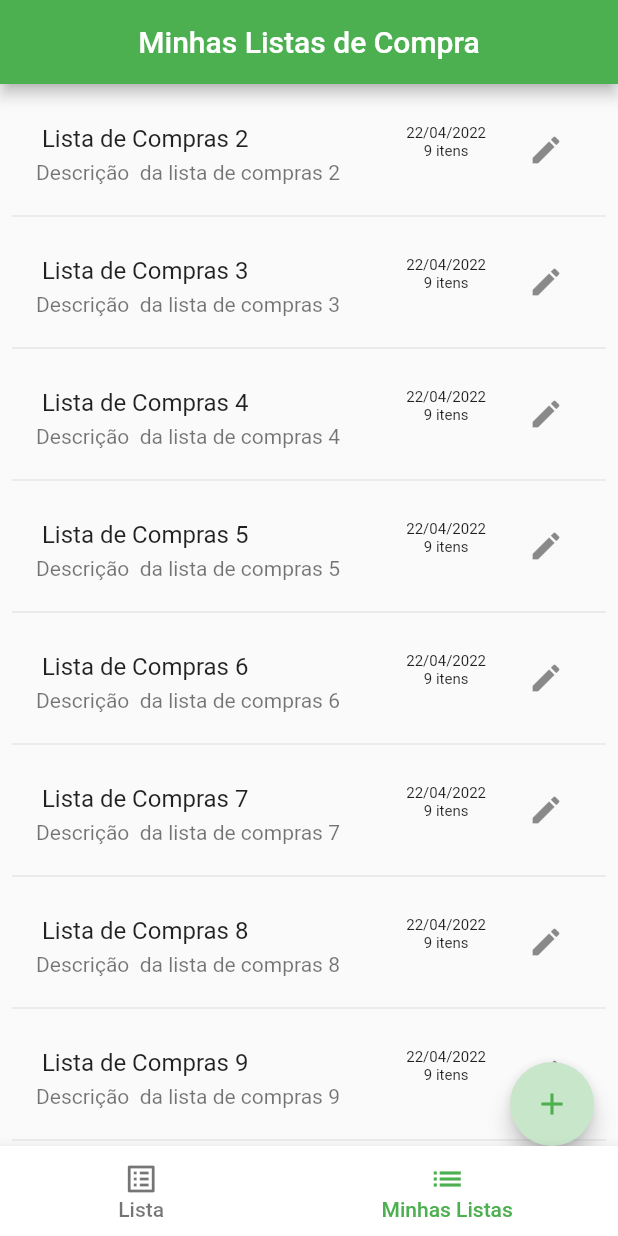
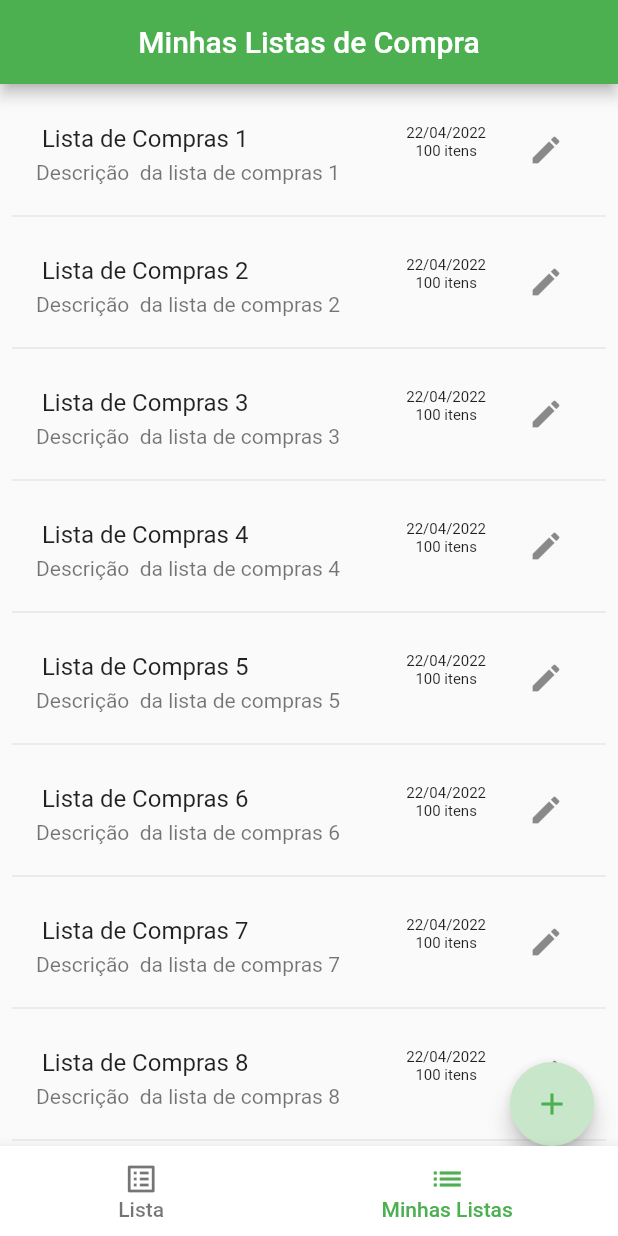
Before and after one commit to Jcarlos1982/prototipo_lista_compras, a Flutter app: the screen it shows after launch, after a tap on "Minhas Listas", on a phone screen of 412 x 824 dp. Run offline on Flutter 3.47's test engine with Material 2 defaults, Android fonts, the light colour scheme and no system bars; our stand-ins replace date_format.

Commit message:
Correões

```diff
--- a/lib/main.dart
+++ b/lib/main.dart
@@ -1,6 +1,4 @@
 import 'package:flutter/material.dart';
-import 'package:lista_compras/ui/pages/home.dart';
-import 'package:lista_compras/ui/pages/lista.dart';
 import 'package:lista_compras/ui/pages/splash.dart';
 
 void main() {
--- a/lib/repositories/repository_mock.dart
+++ b/lib/repositories/repository_mock.dart
@@ -20,7 +20,7 @@ List<ItemCompra> gerarListaItems(int quantidade) {
 List<ItemListaCompra> gerarListasCompra(int listas, int itens) {
   List<ItemListaCompra> listasCompra = <ItemListaCompra>[];
 
-  for (var i = 1; i < listas; i++) {
+  for (var i = 0; i < listas; i++) {
     var index = i + 1;
     listasCompra.add(
       ItemListaCompra(
--- a/lib/ui/pages/home.dart
+++ b/lib/ui/pages/home.dart
@@ -21,7 +21,7 @@ class _HomeState extends State<Home> {
   @override
   void initState() {
     super.initState();
-    appController.setListaItensCompra(gerarListaItems(15));
+    appController.setListaItensCompra(gerarListaItems(100));
     appController.setTitlePage(appController.listaItensCompra.value[0].titulo);
     appController
         .setSubTitlePage(appController.listaItensCompra.value[0].descricao);
@@ -38,7 +38,7 @@ class _HomeState extends State<Home> {
                 ListaPage(),
                 MinhasListasPage(
                   tittle: 'Minhas Listas de Compra',
-                  listasCompra: gerarListasCompra(10, 20),
+                  listasCompra: gerarListasCompra(200, 100),
                 ),
               ],
             ),
--- a/lib/ui/pages/minhas_listas.dart
+++ b/lib/ui/pages/minhas_listas.dart
@@ -54,7 +54,7 @@ class _MinhasListasPageState extends State<MinhasListasPage> {
                                   style: TextStyle(fontSize: 10),
                                 ),
                                 Text(
-                                  '${widget.listasCompra.length.toString()} itens',
+                                  '${widget.listasCompra[index].listaItensCompra.length.toString()} itens',
                                   style: TextStyle(fontSize: 10),
                                 ),
                               ],
--- a/lib/ui/pages/splash.dart
+++ b/lib/ui/pages/splash.dart
@@ -29,8 +29,8 @@ class _SplashState extends State<Splash> {
     return Scaffold(
       body: Center(
         child: SizedBox(
-            height: MediaQuery.of(context).size.width / 2,
-            width: MediaQuery.of(context).size.width / 2,
+            height: MediaQuery.of(context).size.height / 2,
+            width: MediaQuery.of(context).size.height / 2,
             child: Column(children: const [
               Text(
                 'Minha Lista Plus',
```
Also changed, not shown: 3 other files.
